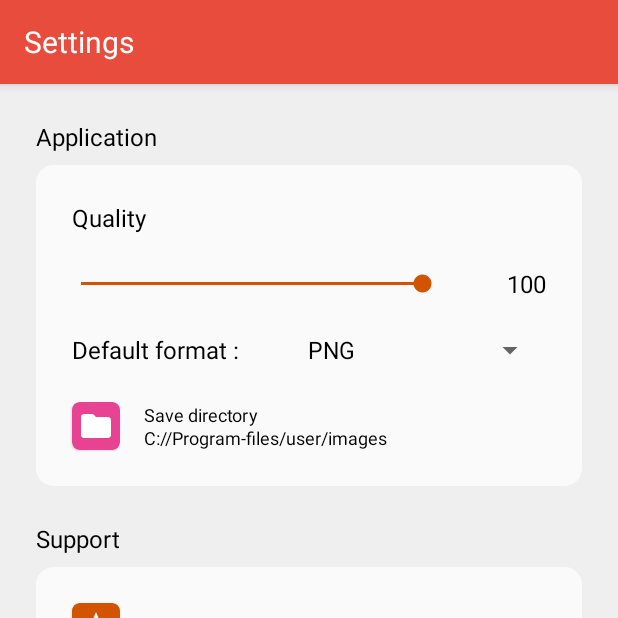
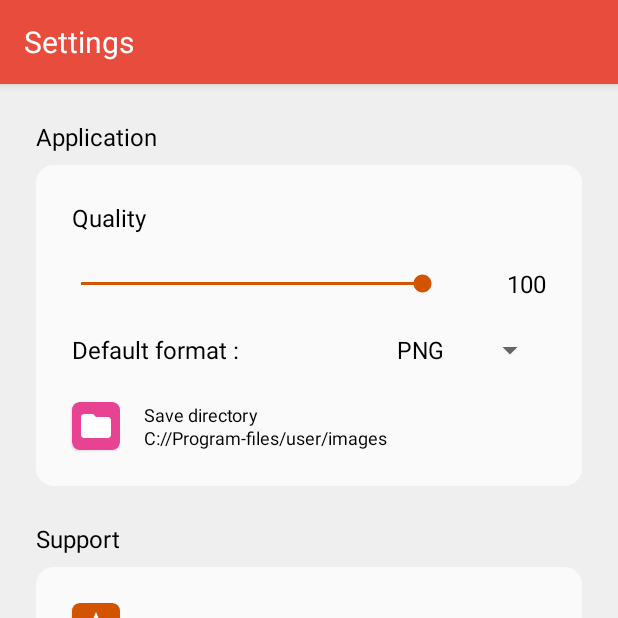
Before and after one commit to Yuwin98/FileConverterPro, an Android app: the FavoriteFragment screen opened through its navigation route, item 4 of the bottom bar chosen, on a phone screen of 412 x 824 dp, the top half of it. Run offline under Robolectric (Android 15) with nearby library versions, the light colour scheme and no system bars; our stand-ins replace AdMob, Room's generated code, data binding, navigation-ui; Roboto replaces fonts that are not available here; 5 statements that could not run were skipped.

Commit message:
Created Some Settings

```diff
--- a/app/src/main/AndroidManifest.xml
+++ b/app/src/main/AndroidManifest.xml
@@ -1,5 +1,6 @@
 <?xml version="1.0" encoding="utf-8"?>
 <manifest xmlns:android="http://schemas.android.com/apk/res/android"
+    xmlns:tools="http://schemas.android.com/tools"
     package="com.yuwin.fileconverterpro">
 
     <uses-permission android:name="android.permission.ACCESS_MEDIA_LOCATION"/>
--- a/app/src/main/java/com/yuwin/fileconverterpro/BaseFragment.kt
+++ b/app/src/main/java/com/yuwin/fileconverterpro/BaseFragment.kt
@@ -26,4 +26,6 @@ abstract class BaseFragment: Fragment() {
         }
     }
 
+
+
 }
--- a/app/src/main/java/com/yuwin/fileconverterpro/Constants.kt
+++ b/app/src/main/java/com/yuwin/fileconverterpro/Constants.kt
@@ -4,7 +4,7 @@ class Constants {
 
     companion object {
         val IMAGE_LIMIT = 50
-        val IMAGE_CHOOSE = 10
+        val IMAGE_CHOOSE = 100
     }
 
 }
--- a/app/src/main/java/com/yuwin/fileconverterpro/ConvertProgressFragment.kt
+++ b/app/src/main/java/com/yuwin/fileconverterpro/ConvertProgressFragment.kt
@@ -9,6 +9,7 @@ import android.view.ViewGroup
 import android.view.animation.*
 import androidx.core.content.ContextCompat
 import androidx.lifecycle.ViewModelProvider
+import androidx.navigation.fragment.findNavController
 import androidx.navigation.fragment.navArgs
 import com.yuwin.fileconverterpro.databinding.FragmentConvertProgressBinding
 
@@ -30,7 +31,7 @@ class ConvertProgressFragment : BaseFragment() {
 
         (activity as MainActivity).requestInterstitial()
 
-        activity?.requestedOrientation = ActivityInfo.SCREEN_ORIENTATION_PORTRAIT;
+        activity?.requestedOrientation = ActivityInfo.SCREEN_ORIENTATION_PORTRAIT
         convertProgressViewModel = ViewModelProvider(this, ConvertProgressViewModelFactory(requireActivity().application, args.data.items, args.quality)).get(ConvertProgressViewModel::class.java)
     }
 
@@ -94,6 +95,8 @@ class ConvertProgressFragment : BaseFragment() {
         }
 
         binding.backHomeButton.setOnClickListener {
+            binding.backHomeButton.visibility = View.GONE
+            findNavController().navigate(R.id.action_convertProgressFragment_to_home)
             (activity as MainActivity).showInterstitial()
         }
 
--- a/app/src/main/java/com/yuwin/fileconverterpro/ConvertProgressViewModel.kt
+++ b/app/src/main/java/com/yuwin/fileconverterpro/ConvertProgressViewModel.kt
@@ -205,7 +205,7 @@ class ConvertProgressViewModel(
             ".webp" -> {
                 val fos = FileOutputStream(filePath)
                 try {
-                    bitmap.compress(Bitmap.CompressFormat.WEBP_LOSSY, quality, fos)
+                    bitmap.compress(Bitmap.CompressFormat.WEBP, quality, fos)
                 } catch (e: java.lang.Exception) {
                 } finally {
 
--- a/app/src/main/java/com/yuwin/fileconverterpro/FavoriteFragment.kt
+++ b/app/src/main/java/com/yuwin/fileconverterpro/FavoriteFragment.kt
@@ -6,6 +6,7 @@ import android.view.LayoutInflater
 import android.view.View
 import android.view.ViewGroup
 import androidx.constraintlayout.widget.ConstraintLayout
+import androidx.lifecycle.ViewModelProvider
 import androidx.navigation.fragment.findNavController
 import androidx.recyclerview.widget.LinearLayoutManager
 import com.google.android.gms.ads.interstitial.InterstitialAdLoadCallback
@@ -17,7 +18,8 @@ class FavoriteFragment : BaseFragment(), FileListClickListener {
 
     private var _binding: FragmentFavoriteBinding? = null
     private val binding get() = _binding
-    private val viewModel by lazy{FavoriteViewModel(requireActivity().application)}
+
+    private var viewModel: FavoriteViewModel? = null
 
     private var data: List<ConvertedFile>? = null
 
@@ -37,8 +39,8 @@ class FavoriteFragment : BaseFragment(), FileListClickListener {
 
     override fun onViewCreated(view: View, savedInstanceState: Bundle?) {
         super.onViewCreated(view, savedInstanceState)
-
-        viewModel.readFavoriteFiles.observe(viewLifecycleOwner, { items ->
+        viewModel = ViewModelProvider(this).get(FavoriteViewModel::class.java)
+        viewModel?.readFavoriteFiles?.observe(viewLifecycleOwner, { items ->
             if(items.isNullOrEmpty()) {
                 data = items
                 binding?.let {
@@ -80,6 +82,7 @@ class FavoriteFragment : BaseFragment(), FileListClickListener {
         super.onDestroyView()
         binding?.favoriteRecyclerView?.adapter = null
         _binding = null
+        viewModel = null
 
     }
 
--- a/app/src/main/java/com/yuwin/fileconverterpro/FileListFragment.kt
+++ b/app/src/main/java/com/yuwin/fileconverterpro/FileListFragment.kt
@@ -11,6 +11,7 @@ import android.util.Log
 import android.view.*
 import androidx.constraintlayout.widget.ConstraintLayout
 import androidx.core.content.ContextCompat
+import androidx.lifecycle.ViewModelProvider
 import androidx.navigation.fragment.findNavController
 import androidx.recyclerview.widget.GridLayoutManager
 import androidx.recyclerview.widget.LinearLayoutManager
@@ -24,7 +25,7 @@ class FileListFragment : BaseFragment(), FileListClickListener, ActionMode.Callb
 
     private var _binding: FragmentMainScreenBinding? = null
     private val binding get() = _binding
-    private val viewModel by lazy { FileListViewModel(requireActivity().application) }
+    private var viewModel: FileListViewModel? = null
 
     private val sb = StringBuilder("")
 
@@ -47,7 +48,7 @@ class FileListFragment : BaseFragment(), FileListClickListener, ActionMode.Callb
         setHasOptionsMenu(true)
         _binding = FragmentMainScreenBinding.inflate(inflater, container, false)
         binding?.lifecycleOwner = viewLifecycleOwner
-
+        viewModel = ViewModelProvider(this).get(FileListViewModel::class.java)
 
         return binding?.root
     }
@@ -56,7 +57,7 @@ class FileListFragment : BaseFragment(), FileListClickListener, ActionMode.Callb
         super.onViewCreated(view, savedInstanceState)
 
 
-        viewModel.readFiles.observe(viewLifecycleOwner, { items ->
+        viewModel?.readFiles?.observe(viewLifecycleOwner, { items ->
             if (items.isNullOrEmpty()) {
                 binding?.let {
                     it.noFilesImageView.visibility = View.VISIBLE
@@ -97,45 +98,45 @@ class FileListFragment : BaseFragment(), FileListClickListener, ActionMode.Callb
                 }
             }
             R.id.deleteAll -> {
-                viewModel.clearDatabase()
+                viewModel?.clearDatabase()
             }
             R.id.sortFileSize -> {
-                viewModel.readFilesBySize.observe(viewLifecycleOwner, { items ->
+                viewModel?.readFilesBySize?.observe(viewLifecycleOwner, { items ->
                     filterSortAndUpdateData(items)
                 })
             }
             R.id.sortFileName -> {
-                viewModel.readFilesByName.observe(viewLifecycleOwner, {items ->
+                viewModel?.readFilesByName?.observe(viewLifecycleOwner, {items ->
                     filterSortAndUpdateData(items)
                 })
             }
             R.id.sortFileDate -> {
-                viewModel.readFilesByDate.observe(viewLifecycleOwner, {items ->
+                viewModel?.readFilesByDate?.observe(viewLifecycleOwner, {items ->
                     filterSortAndUpdateData(items)
                 })
             }
             R.id.sortFileType -> {
-                viewModel.readFilesByType.observe(viewLifecycleOwner, {items ->
+                viewModel?.readFilesByType?.observe(viewLifecycleOwner, {items ->
                     filterSortAndUpdateData(items)
                 })
             }
             R.id.filterJpg -> {
-                viewModel.filterFilesByJpgJpeg.observe(viewLifecycleOwner, {items ->
+                viewModel?.filterFilesByJpgJpeg?.observe(viewLifecycleOwner, {items ->
                     filterSortAndUpdateData(items)
                 })
             }
             R.id.filterPdf -> {
-                viewModel.filterFilesByPdf.observe(viewLifecycleOwner, {items ->
+                viewModel?.filterFilesByPdf?.observe(viewLifecycleOwner, {items ->
                     filterSortAndUpdateData(items)
                 })
             }
             R.id.filterPng -> {
-                viewModel.filterFilesByPng.observe(viewLifecycleOwner, {items ->
+                viewModel?.filterFilesByPng?.observe(viewLifecycleOwner, {items ->
                     filterSortAndUpdateData(items)
                 })
             }
             R.id.filterWebp -> {
-                viewModel.filterFilesByWebp.observe(viewLifecycleOwner, {items ->
+                viewModel?.filterFilesByWebp?.observe(viewLifecycleOwner, {items ->
                     filterSortAndUpdateData(items)
                 })
             }
@@ -330,7 +331,7 @@ class FileListFragment : BaseFragment(), FileListClickListener, ActionMode.Callb
             }
             R.id.actionDelete -> {
                 selectedFiles.forEach {
-                    viewModel.deleteSelectedFiles(it)
+                    viewModel?.deleteSelectedFiles(it)
                 }
                 showSnackBar("${selectedFiles.size} File(s) deleted")
                 multiSelection = false
@@ -375,7 +376,9 @@ class FileListFragment : BaseFragment(), FileListClickListener, ActionMode.Callb
 
     override fun onDestroyView() {
         super.onDestroyView()
+        Log.d("FileListFragment", "On Destroy View called")
         binding?.filesRecyclerView?.adapter = null
+        viewModel = null
         _binding = null
     }
 
--- a/app/src/main/java/com/yuwin/fileconverterpro/MainActivity.kt
+++ b/app/src/main/java/com/yuwin/fileconverterpro/MainActivity.kt
@@ -1,5 +1,6 @@
 package com.yuwin.fileconverterpro
 
+import android.annotation.SuppressLint
 import android.app.Activity
 import android.content.Intent
 import android.net.Uri
@@ -7,6 +8,8 @@ import androidx.appcompat.app.AppCompatActivity
 import android.os.Bundle
 import android.util.Log
 import android.widget.Toast
+import androidx.constraintlayout.widget.ConstraintLayout
+import androidx.lifecycle.ViewModelProvider
 import androidx.navigation.NavController
 import androidx.navigation.findNavController
 import androidx.navigation.ui.AppBarConfiguration
@@ -16,20 +19,27 @@ import com.google.android.gms.ads.*
 import com.google.android.gms.ads.interstitial.InterstitialAd
 import com.google.android.gms.ads.interstitial.InterstitialAdLoadCallback
 import com.google.android.material.bottomnavigation.BottomNavigationView
+import com.yuwin.fileconverterpro.misc.UiMode
 import java.util.*
 
 class MainActivity : AppCompatActivity() {
 
-    private lateinit var navController: NavController
-    private lateinit var bottomNavigationView: BottomNavigationView
+    private var navController: NavController? = null
+    private var bottomNavigationView: BottomNavigationView? = null
     private val IMAGE_LIMIT = 50
     private var mInterstitialAd: InterstitialAd? = null
+    private var adRequest: AdRequest? = null
     private val myAdUnitId = "ca-app-pub-9767087107670640/7400777402"
+    private var mAdView: AdView? = null
+    private var parentView: ConstraintLayout? = null
 
     private var TAG = "MainActivity"
 
+    private var mainViewModel: MainViewModel? = null
 
-    private val onNavigationViewSelectedItemListener =
+
+
+    private var onNavigationViewSelectedItemListener =
         BottomNavigationView.OnNavigationItemSelectedListener { menuItem ->
 
             when (menuItem.itemId) {
@@ -57,18 +67,21 @@ class MainActivity : AppCompatActivity() {
     override fun onCreate(savedInstanceState: Bundle?) {
         super.onCreate(savedInstanceState)
         setContentView(R.layout.activity_main)
+        Log.d("MainActivity1", "On Create")
+        parentView = findViewById(R.id.mainConstraintLayout)
+        mainViewModel = ViewModelProvider(this).get(MainViewModel::class.java)
+        setCurrentSettings()
 
         val testDeviceIds = listOf("8E8E9F036820B3A24447A0A1B4D2F2DF")
         val config = RequestConfiguration.Builder().setTestDeviceIds(testDeviceIds).build()
 
         MobileAds.setRequestConfiguration(config)
         MobileAds.initialize(this)
-
+        mAdView = findViewById(R.id.bannerAdView)
+        adRequest = AdRequest.Builder().build()
         requestInterstitial()
 
-        val adRequest = AdRequest.Builder().build()
-        val mAdView: AdView = findViewById(R.id.bannerAdView)
-        mAdView.loadAd(adRequest)
+        mAdView?.loadAd(adRequest)
 
 
 
@@ -86,17 +99,38 @@ class MainActivity : AppCompatActivity() {
             )
         )
 
-        bottomNavigationView.setupWithNavController(navController)
-        bottomNavigationView.setOnNavigationItemSelectedListener(
-            onNavigationViewSelectedItemListener
-        )
-        setupActionBarWithNavController(navController, appBarConfiguration)
+        navController?.let { navController ->
+            bottomNavigationView?.setupWithNavController(navController)
+            bottomNavigationView?.setOnNavigationItemSelectedListener(
+                onNavigationViewSelectedItemListener
+            )
+            setupActionBarWithNavController(navController, appBarConfiguration)
+        }
 
+
+    }
+
+    override fun onDestroy() {
+        super.onDestroy()
+        Log.d("MainActivity1", "On Destroy")
+        mainViewModel = null
+        mInterstitialAd  = null
+        adRequest = null
+        bottomNavigationView = null
+        navController = null
+        parentView?.removeView(mAdView)
+        parentView?.removeAllViewsInLayout()
+        mAdView?.destroy()
+        mAdView = null
+        parentView = null
     }
 
 
     override fun onSupportNavigateUp(): Boolean {
-        return navController.navigateUp() || super.onSupportNavigateUp()
+        navController?.let {
+            return it.navigateUp() || super.onSupportNavigateUp()
+        }
+        return super.onSupportNavigateUp()
     }
 
     fun requestInterstitial() {
@@ -109,7 +143,6 @@ class MainActivity : AppCompatActivity() {
         val fullScreenCallback: FullScreenContentCallback = object : FullScreenContentCallback() {
             override fun onAdDismissedFullScreenContent() {
                 Log.d(TAG, "Ad was dismissed.")
-                navController.navigate(R.id.action_convertProgressFragment_to_home)
             }
 
             override fun onAdFailedToShowFullScreenContent(adError: AdError?) {
@@ -124,7 +157,6 @@ class MainActivity : AppCompatActivity() {
         val adCallBack: InterstitialAdLoadCallback = object : InterstitialAdLoadCallback() {
             override fun onAdFailedToLoad(adError: LoadAdError) {
                 Log.d(TAG, adError.message)
-                mInterstitialAd = null
             }
 
             override fun onAdLoaded(interstitialAd: InterstitialAd) {
@@ -140,7 +172,7 @@ class MainActivity : AppCompatActivity() {
         if(mInterstitialAd != null) {
             mInterstitialAd?.show(this)
         }else {
-            navController.navigate(R.id.action_convertProgressFragment_to_home)
+            navController?.navigate(R.id.action_convertProgressFragment_to_home)
         }
     }
 
@@ -178,7 +210,7 @@ class MainActivity : AppCompatActivity() {
 
             var action = FileListFragmentDirections.actionHomeToConvert(newUriList)
 
-            when (navController.currentDestination?.id) {
+            when (navController?.currentDestination?.id) {
                 R.id.convert -> {
                     action = ConvertFragmentDirections.actionConvertSelf(newUriList)
                 }
@@ -203,6 +235,16 @@ class MainActivity : AppCompatActivity() {
     }
 
     fun setBottomNavigationViewVisibility(visibility: Int) {
-        bottomNavigationView.visibility = visibility
+        bottomNavigationView?.visibility = visibility
     }
+
+    private fun setCurrentSettings() {
+        mainViewModel?.darkMode?.observe(this, { mode ->
+
+        })
+    }
+
+
+
+
 }
--- /dev/null
+++ b/app/src/main/java/com/yuwin/fileconverterpro/MainViewModel.kt
@@ -0,0 +1,25 @@
+package com.yuwin.fileconverterpro
+
+import android.app.Application
+import androidx.lifecycle.*
+import com.yuwin.fileconverterpro.misc.UiMode
+import com.yuwin.fileconverterpro.repository.DataStoreRepository
+import com.yuwin.fileconverterpro.repository.appDataStore
+import kotlinx.coroutines.launch
+
+class MainViewModel(app: Application): AndroidViewModel(app) {
+
+    private val repository = DataStoreRepository(app)
+
+    private val _darkMode = repository.uiMode.asLiveData()
+    val darkMode: LiveData<Int> get() = _darkMode
+
+    fun setDarkMode(mode: UiMode) {
+        viewModelScope.launch {
+            repository.setUiMode(mode)
+        }
+    }
+
+
+
+}
--- a/app/src/main/java/com/yuwin/fileconverterpro/SettingsFragment.kt
+++ b/app/src/main/java/com/yuwin/fileconverterpro/SettingsFragment.kt
@@ -1,23 +1,58 @@
 package com.yuwin.fileconverterpro
 
 import android.os.Bundle
+import android.util.Log
 import androidx.fragment.app.Fragment
 import android.view.LayoutInflater
 import android.view.View
 import android.view.ViewGroup
-import com.yuwin.fileconverterpro.R
+import androidx.appcompat.app.AppCompatDelegate
+import androidx.lifecycle.ViewModelProvider
+import com.yuwin.fileconverterpro.Util.Companion.observeOnce
+import com.yuwin.fileconverterpro.databinding.FragmentSettingsBinding
+import com.yuwin.fileconverterpro.misc.UiMode
+import com.yuwin.fileconverterpro.misc.UiMode.*
 
 class SettingsFragment : Fragment() {
+
+    private var _binding: FragmentSettingsBinding? = null
+    private val binding get() = _binding
+
+
+    private var mainViewModel: MainViewModel? = null
+
 
     override fun onCreateView(
         inflater: LayoutInflater, container: ViewGroup?,
         savedInstanceState: Bundle?
     ): View? {
-        // Inflate the layout for this fragment
-        return inflater.inflate(R.layout.fragment_settings, container, false)
+
+        _binding = FragmentSettingsBinding.inflate(inflater, container, false)
+        _binding?.lifecycleOwner = viewLifecycleOwner
+
+        mainViewModel = ViewModelProvider(this).get(MainViewModel::class.java)
+
+        return _binding?.root
+    }
+
+    override fun onViewCreated(view: View, savedInstanceState: Bundle?) {
+        super.onViewCreated(view, savedInstanceState)
+
+
+
+    }
+
+    override fun onDestroyView() {
+        super.onDestroyView()
+        _binding = null
+        mainViewModel = null
+
     }
 
 
 
 
+
+
+
 }
--- /dev/null
+++ b/app/src/main/java/com/yuwin/fileconverterpro/misc/UiMode.kt
@@ -0,0 +1,6 @@
+package com.yuwin.fileconverterpro.misc
+
+enum class UiMode {
+    DARK, LIGHT
+
+}
--- a/app/src/main/java/com/yuwin/fileconverterpro/repository/DataStoreRepository.kt
+++ b/app/src/main/java/com/yuwin/fileconverterpro/repository/DataStoreRepository.kt
@@ -1,18 +1,48 @@
 package com.yuwin.fileconverterpro.repository
 
+import android.app.Application
 import android.content.Context
+import android.util.Log
 import androidx.datastore.core.DataStore
 import androidx.datastore.dataStore
-import androidx.datastore.preferences.core.Preferences
+import androidx.datastore.preferences.core.*
 import androidx.datastore.preferences.preferencesDataStore
+import com.yuwin.fileconverterpro.misc.UiMode
+import kotlinx.coroutines.flow.Flow
+import kotlinx.coroutines.flow.catch
+import kotlinx.coroutines.flow.map
+import java.io.IOException
 
 
 const val PREFERENCE_NAME = "app_preference"
 
+val Context.appDataStore: DataStore<Preferences> by preferencesDataStore(PREFERENCE_NAME)
 
-class DataStoreRepository(context: Context) {
+class DataStoreRepository(val context: Application) {
 
-    val Context.appDataStore: DataStore<Preferences> by preferencesDataStore(PREFERENCE_NAME)
+    private object PreferencesKeys {
+        val UiMode = intPreferencesKey("ui_mode")
+    }
+
+
+    suspend fun setUiMode(mode: UiMode) {
+        context.appDataStore.edit { settings ->
+            settings[PreferencesKeys.UiMode] = mode.ordinal
+        }
+    }
+
+    val uiMode: Flow<Int> = context.appDataStore.data
+        .catch { exception ->
+            if(exception is IOException) {
+                Log.d("settings", exception.message.toString())
+                emit(emptyPreferences())
+            }else {
+                throw exception
+            }
+        }.map { preferences ->
+            val uiMode = preferences[PreferencesKeys.UiMode] ?: 0
+            uiMode
+        }
 
 
 }
--- a/app/src/main/res/layout/activity_main.xml
+++ b/app/src/main/res/layout/activity_main.xml
@@ -2,6 +2,7 @@
 <androidx.constraintlayout.widget.ConstraintLayout xmlns:android="http://schemas.android.com/apk/res/android"
     xmlns:app="http://schemas.android.com/apk/res-auto"
     xmlns:tools="http://schemas.android.com/tools"
+    android:id="@+id/mainConstraintLayout"
     android:layout_width="match_parent"
     android:layout_height="match_parent"
     android:background="@color/colorBackground"
--- a/app/src/main/res/layout/fragment_convert.xml
+++ b/app/src/main/res/layout/fragment_convert.xml
@@ -44,7 +44,7 @@
             android:layout_height="wrap_content"
             android:layout_marginStart="20dp"
             android:spinnerMode="dialog"
-            android:entries="@array/file_types"
+            android:entries="@array/file_types_all"
             app:layout_constraintBottom_toBottomOf="@+id/convertAllCheckBox"
             app:layout_constraintStart_toEndOf="@+id/convertAllCheckBox"
             app:layout_constraintTop_toTopOf="@+id/convertAllCheckBox" />
--- a/app/src/main/res/layout/fragment_settings.xml
+++ b/app/src/main/res/layout/fragment_settings.xml
@@ -1,7 +1,13 @@
 <?xml version="1.0" encoding="utf-8"?>
-<androidx.core.widget.NestedScrollView xmlns:android="http://schemas.android.com/apk/res/android"
+<layout xmlns:android="http://schemas.android.com/apk/res/android"
     xmlns:app="http://schemas.android.com/apk/res-auto"
-    xmlns:tools="http://schemas.android.com/tools"
+    xmlns:tools="http://schemas.android.com/tools">
+
+    <data>
+
+    </data>
+
+    <androidx.core.widget.NestedScrollView
         android:layout_width="match_parent"
         android:layout_height="match_parent"
         tools:context=".SettingsFragment">
@@ -74,10 +80,9 @@
                     android:id="@+id/defaultFormatSpinner"
                     android:layout_width="wrap_content"
                     android:layout_height="wrap_content"
-                android:layout_marginEnd="24dp"
                     android:entries="@array/file_types"
                     app:layout_constraintBottom_toBottomOf="@+id/defaultFormatTextView"
-                app:layout_constraintEnd_toEndOf="parent"
+                    app:layout_constraintEnd_toEndOf="@+id/qualityProgressTextView"
                     app:layout_constraintTop_toTopOf="@+id/defaultFormatTextView" />
 
                 <TextView
@@ -514,3 +519,4 @@
 
 
     </androidx.core.widget.NestedScrollView>
+</layout>
--- a/app/src/main/res/layout/queue_item.xml
+++ b/app/src/main/res/layout/queue_item.xml
@@ -54,13 +54,12 @@
                 android:layout_height="wrap_content"
                 android:layout_marginStart="24dp"
                 android:entries="@array/file_types"
+                android:selectedItemPosition="@={item.specificFormat}"
                 android:spinnerMode="dialog"
                 android:visibility="@{item.convertAll ? View.GONE: View.VISIBLE}"
-                android:selectedItemPosition="@={item.specificFormat}"
                 app:layout_constraintBottom_toBottomOf="@+id/arrowRightImageVIew"
                 app:layout_constraintStart_toEndOf="@+id/arrowRightImageVIew"
-                app:layout_constraintTop_toTopOf="@+id/arrowRightImageVIew"
-                />
+                app:layout_constraintTop_toTopOf="@+id/arrowRightImageVIew" />
 
             <TextView
                 android:id="@+id/allFileConvertTextView"
--- a/app/src/main/res/navigation/navigation.xml
+++ b/app/src/main/res/navigation/navigation.xml
@@ -8,7 +8,7 @@
     <fragment
         android:id="@+id/home"
         android:name="com.yuwin.fileconverterpro.FileListFragment"
-        android:label="Your Files"
+        android:label="My Files"
         tools:layout="@layout/fragment_main_screen">
         <action
             android:id="@+id/action_home_to_convert"
@@ -16,9 +16,6 @@
         <action
             android:id="@+id/action_home_to_imageViewFragment"
             app:destination="@id/imageViewFragment" />
-        <action
-            android:id="@+id/action_home_to_createFolderBottomSheet"
-            app:destination="@id/createFolderBottomSheet" />
     </fragment>
     <fragment
         android:id="@+id/convert"
@@ -102,15 +99,4 @@
             app:popUpTo="@id/navigation"
             app:popUpToInclusive="true"/>
     </fragment>
-    <dialog
-        android:id="@+id/createFolderBottomSheet"
-        android:name="com.yuwin.fileconverterpro.CreateFolderBottomSheet"
-        android:label="fragment_create_folder_bottom_sheet"
-        tools:layout="@layout/fragment_create_folder_bottom_sheet" >
-        <action
-            android:id="@+id/action_createFolderBottomSheet_to_home"
-            app:destination="@id/home"
-            app:popUpTo="@id/home"
-            app:popUpToInclusive="true"/>
-    </dialog>
 </navigation>
--- a/app/src/main/res/values/strings.xml
+++ b/app/src/main/res/values/strings.xml
@@ -4,6 +4,14 @@
     <string name="hello_blank_fragment">Hello blank fragment</string>
     <string name="item_size">Image Count: %1$d/%2$d</string>
     <string-array name="file_types">
+        <item>PNG</item>
+        <item>JPG</item>
+        <item>JPEG</item>
+        <item>WEBP</item>
+        <item>PDF</item>
+    </string-array>
+
+    <string-array name="file_types_all">
         <item>PNG</item>
         <item>JPG</item>
         <item>JPEG</item>
```
Also changed, not shown: app/src/main/java/com/yuwin/fileconverterpro/Util.kt (+37 -16 lines). Lines whose indentation alone changed are shown as unchanged.
